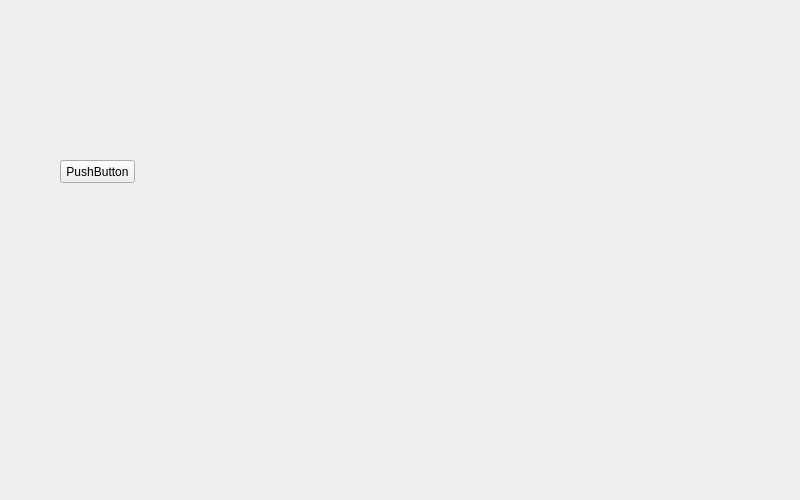
The window that db_sys/tab_data_io.ui (shizhonghao/DBAS) describes before a commit, drawn with Qt 5.
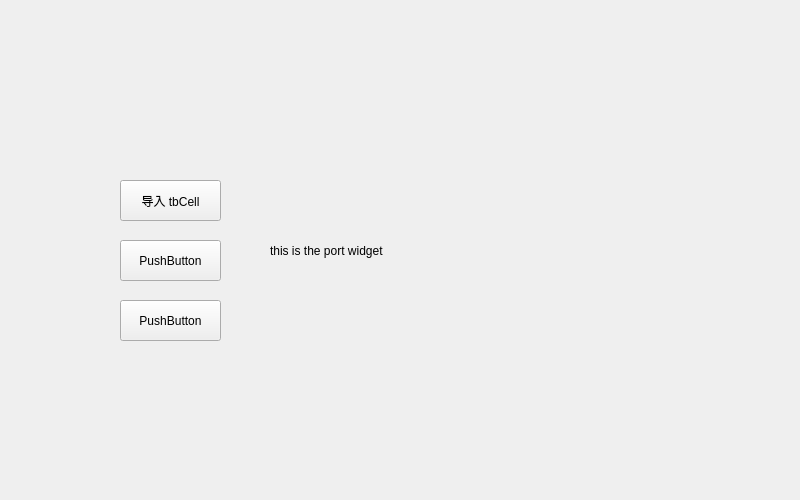
The same window after the commit.

```diff
--- a/db_sys/tab_data_io.ui
+++ b/db_sys/tab_data_io.ui
@@ -13,13 +13,52 @@
   <property name="windowTitle">
    <string>Form</string>
   </property>
+  <widget class="QLabel" name="label">
+   <property name="geometry">
+    <rect>
+     <x>270</x>
+     <y>200</y>
+     <width>211</width>
+     <height>101</height>
+    </rect>
+   </property>
+   <property name="text">
+    <string>this is the port widget</string>
+   </property>
+  </widget>
   <widget class="QPushButton" name="pushButton">
    <property name="geometry">
     <rect>
-     <x>60</x>
-     <y>160</y>
-     <width>75</width>
-     <height>23</height>
+     <x>120</x>
+     <y>180</y>
+     <width>101</width>
+     <height>41</height>
+    </rect>
+   </property>
+   <property name="text">
+    <string>导入 tbCell</string>
+   </property>
+  </widget>
+  <widget class="QPushButton" name="pushButton_2">
+   <property name="geometry">
+    <rect>
+     <x>120</x>
+     <y>240</y>
+     <width>101</width>
+     <height>41</height>
+    </rect>
+   </property>
+   <property name="text">
+    <string>PushButton</string>
+   </property>
+  </widget>
+  <widget class="QPushButton" name="pushButton_3">
+   <property name="geometry">
+    <rect>
+     <x>120</x>
+     <y>300</y>
+     <width>101</width>
+     <height>41</height>
     </rect>
    </property>
    <property name="text">
```
